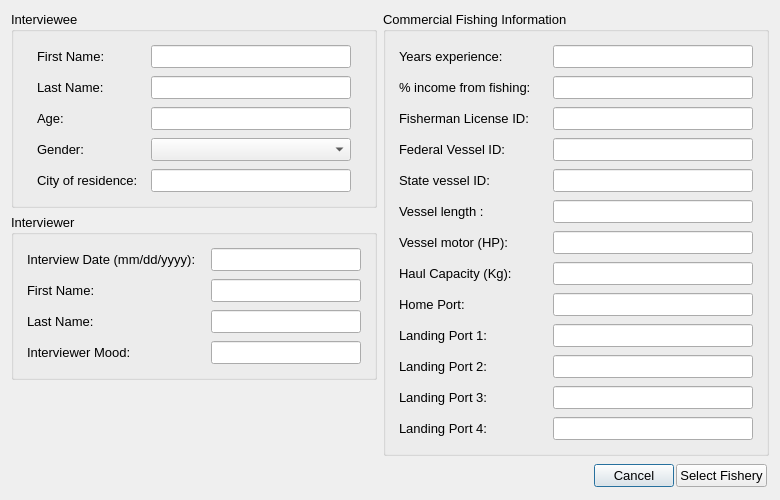
Old version of the form mlpa_scsr_rec_cpfv/Interview/interviewstart.ui in the repository Ecotrust/openoceanmap-desktop.
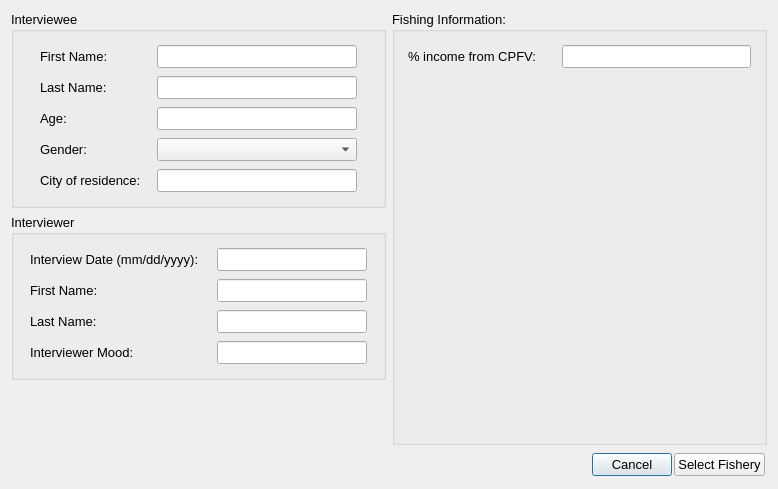
New version of the form.

Commit message: drop comm values, add cpfv form

Diff of the .ui file:
```diff
--- a/mlpa_scsr_rec_cpfv/Interview/interviewstart.ui
+++ b/mlpa_scsr_rec_cpfv/Interview/interviewstart.ui
@@ -6,20 +6,20 @@
    <rect>
     <x>0</x>
     <y>0</y>
-    <width>774</width>
-    <height>497</height>
+    <width>778</width>
+    <height>489</height>
    </rect>
   </property>
   <property name="windowTitle" >
    <string>OpenOceanMap - Interview</string>
   </property>
-  <layout class="QVBoxLayout" name="verticalLayout_3" >
+  <layout class="QVBoxLayout" >
    <item>
-    <layout class="QHBoxLayout" name="horizontalLayout" >
+    <layout class="QHBoxLayout" >
      <item>
-      <layout class="QVBoxLayout" name="verticalLayout_6" >
+      <layout class="QVBoxLayout" >
        <item>
-        <layout class="QVBoxLayout" name="verticalLayout_4" >
+        <layout class="QVBoxLayout" >
          <item>
           <widget class="QGroupBox" name="interviewee" >
            <property name="font" >
@@ -30,7 +30,7 @@
            <property name="title" >
             <string>Interviewee</string>
            </property>
-           <layout class="QVBoxLayout" name="verticalLayout_2" >
+           <layout class="QVBoxLayout" >
             <property name="spacing" >
              <number>0</number>
             </property>
@@ -40,7 +40,16 @@
                <property name="spacing" >
                 <number>4</number>
                </property>
-               <property name="margin" >
+               <property name="leftMargin" >
+                <number>4</number>
+               </property>
+               <property name="topMargin" >
+                <number>4</number>
+               </property>
+               <property name="rightMargin" >
+                <number>4</number>
+               </property>
+               <property name="bottomMargin" >
                 <number>4</number>
                </property>
                <item>
@@ -93,7 +102,16 @@
                <property name="spacing" >
                 <number>4</number>
                </property>
-               <property name="margin" >
+               <property name="leftMargin" >
+                <number>4</number>
+               </property>
+               <property name="topMargin" >
+                <number>4</number>
+               </property>
+               <property name="rightMargin" >
+                <number>4</number>
+               </property>
+               <property name="bottomMargin" >
                 <number>4</number>
                </property>
                <item>
@@ -146,7 +164,16 @@
                <property name="spacing" >
                 <number>4</number>
                </property>
-               <property name="margin" >
+               <property name="leftMargin" >
+                <number>4</number>
+               </property>
+               <property name="topMargin" >
+                <number>4</number>
+               </property>
+               <property name="rightMargin" >
+                <number>4</number>
+               </property>
+               <property name="bottomMargin" >
                 <number>4</number>
                </property>
                <item>
@@ -199,7 +226,16 @@
                <property name="spacing" >
                 <number>4</number>
                </property>
-               <property name="margin" >
+               <property name="leftMargin" >
+                <number>4</number>
+               </property>
+               <property name="topMargin" >
+                <number>4</number>
+               </property>
+               <property name="rightMargin" >
+                <number>4</number>
+               </property>
+               <property name="bottomMargin" >
                 <number>4</number>
                </property>
                <item>
@@ -251,11 +287,20 @@
             </item>
             <item>
              <widget class="QWidget" native="1" name="age_2" >
-              <layout class="QHBoxLayout" name="_2" >
+              <layout class="QHBoxLayout" >
                <property name="spacing" >
                 <number>4</number>
                </property>
-               <property name="margin" >
+               <property name="leftMargin" >
+                <number>4</number>
+               </property>
+               <property name="topMargin" >
+                <number>4</number>
+               </property>
+               <property name="rightMargin" >
+                <number>4</number>
+               </property>
+               <property name="bottomMargin" >
                 <number>4</number>
                </property>
                <item>
@@ -315,17 +360,26 @@
            <property name="title" >
             <string>Interviewer</string>
            </property>
-           <layout class="QVBoxLayout" name="verticalLayout_5" >
+           <layout class="QVBoxLayout" >
             <property name="spacing" >
              <number>0</number>
             </property>
             <item>
              <widget class="QWidget" native="1" name="interviewee_first_name_2" >
-              <layout class="QHBoxLayout" name="_3" >
+              <layout class="QHBoxLayout" >
                <property name="spacing" >
                 <number>4</number>
                </property>
-               <property name="margin" >
+               <property name="leftMargin" >
+                <number>4</number>
+               </property>
+               <property name="topMargin" >
+                <number>4</number>
+               </property>
+               <property name="rightMargin" >
+                <number>4</number>
+               </property>
+               <property name="bottomMargin" >
                 <number>4</number>
                </property>
                <item>
@@ -374,11 +428,20 @@
             </item>
             <item>
              <widget class="QWidget" native="1" name="interviewee_first_name_3" >
-              <layout class="QHBoxLayout" name="_8" >
+              <layout class="QHBoxLayout" >
                <property name="spacing" >
                 <number>4</number>
                </property>
-               <property name="margin" >
+               <property name="leftMargin" >
+                <number>4</number>
+               </property>
+               <property name="topMargin" >
+                <number>4</number>
+               </property>
+               <property name="rightMargin" >
+                <number>4</number>
+               </property>
+               <property name="bottomMargin" >
                 <number>4</number>
                </property>
                <item>
@@ -427,11 +490,20 @@
             </item>
             <item>
              <widget class="QWidget" native="1" name="interviewee_first_name_4" >
-              <layout class="QHBoxLayout" name="_9" >
+              <layout class="QHBoxLayout" >
                <property name="spacing" >
                 <number>4</number>
                </property>
-               <property name="margin" >
+               <property name="leftMargin" >
+                <number>4</number>
+               </property>
+               <property name="topMargin" >
+                <number>4</number>
+               </property>
+               <property name="rightMargin" >
+                <number>4</number>
+               </property>
+               <property name="bottomMargin" >
                 <number>4</number>
                </property>
                <item>
@@ -480,11 +552,20 @@
             </item>
             <item>
              <widget class="QWidget" native="1" name="interviewee_first_name_5" >
-              <layout class="QHBoxLayout" name="_10" >
+              <layout class="QHBoxLayout" >
                <property name="spacing" >
                 <number>4</number>
                </property>
-               <property name="margin" >
+               <property name="leftMargin" >
+                <number>4</number>
+               </property>
+               <property name="topMargin" >
+                <number>4</number>
+               </property>
+               <property name="rightMargin" >
+                <number>4</number>
+               </property>
+               <property name="bottomMargin" >
                 <number>4</number>
                </property>
                <item>
@@ -537,11 +618,11 @@
         </layout>
        </item>
        <item>
-        <spacer name="verticalSpacer" >
+        <spacer>
          <property name="orientation" >
           <enum>Qt::Vertical</enum>
          </property>
-         <property name="sizeHint" stdset="0" >
+         <property name="sizeHint" >
           <size>
            <width>20</width>
            <height>40</height>
@@ -559,80 +640,12 @@
         </font>
        </property>
        <property name="title" >
-        <string>Commercial Fishing Information</string>
+        <string>Fishing Information:</string>
        </property>
-       <layout class="QVBoxLayout" name="verticalLayout" >
+       <layout class="QVBoxLayout" >
         <property name="spacing" >
          <number>0</number>
         </property>
-        <item>
-         <widget class="QWidget" native="1" name="home_port_5" >
-          <property name="font" >
-           <font>
-            <pointsize>10</pointsize>
-           </font>
-          </property>
-          <layout class="QHBoxLayout" name="_11" >
-           <property name="spacing" >
-            <number>4</number>
-           </property>
-           <property name="margin" >
-            <number>4</number>
-           </property>
-           <item>
-            <widget class="QLabel" name="years_text" >
-             <property name="minimumSize" >
-              <size>
-               <width>150</width>
-               <height>0</height>
-              </size>
-             </property>
-             <property name="maximumSize" >
-              <size>
-               <width>150</width>
-               <height>16777215</height>
-              </size>
-             </property>
-             <property name="font" >
-              <font>
-               <pointsize>10</pointsize>
-              </font>
-             </property>
-             <property name="text" >
-              <string>Years experience:</string>
-             </property>
-            </widget>
-           </item>
-           <item>
-            <widget class="QLineEdit" name="years_line" >
-             <property name="enabled" >
-              <bool>true</bool>
-             </property>
-             <property name="minimumSize" >
-              <size>
-               <width>100</width>
-               <height>0</height>
-              </size>
-             </property>
-             <property name="maximumSize" >
-              <size>
-               <width>200</width>
-               <height>16777215</height>
-              </size>
-             </property>
-             <property name="font" >
-              <font>
-               <pointsize>10</pointsize>
-              </font>
-             </property>
-             <property name="text" >
-              <string/>
-             </property>
-            </widget>
-           </item>
-          </layout>
-         </widget>
-        </item>
         <item>
          <widget class="QWidget" native="1" name="home_port_2" >
           <property name="font" >
@@ -640,11 +653,20 @@
             <pointsize>10</pointsize>
            </font>
           </property>
-          <layout class="QHBoxLayout" name="_4" >
+          <layout class="QHBoxLayout" >
            <property name="spacing" >
             <number>4</number>
            </property>
-           <property name="margin" >
+           <property name="leftMargin" >
+            <number>4</number>
+           </property>
+           <property name="topMargin" >
+            <number>4</number>
+           </property>
+           <property name="rightMargin" >
+            <number>4</number>
+           </property>
+           <property name="bottomMargin" >
             <number>4</number>
            </property>
            <item>
@@ -667,7 +689,7 @@
               </font>
              </property>
              <property name="text" >
-              <string>% income from fishing:</string>
+              <string>% income from CPFV:</string>
              </property>
             </widget>
            </item>
@@ -702,754 +724,17 @@
          </widget>
         </item>
         <item>
-         <widget class="QWidget" native="1" name="home_port_3" >
-          <property name="font" >
-           <font>
-            <pointsize>10</pointsize>
-           </font>
+         <spacer>
+          <property name="orientation" >
+           <enum>Qt::Vertical</enum>
           </property>
-          <layout class="QHBoxLayout" name="_5" >
-           <property name="spacing" >
-            <number>4</number>
-           </property>
-           <property name="margin" >
-            <number>4</number>
-           </property>
-           <item>
-            <widget class="QLabel" name="fisherman_license_id_text" >
-             <property name="minimumSize" >
-              <size>
-               <width>150</width>
-               <height>0</height>
-              </size>
-             </property>
-             <property name="maximumSize" >
-              <size>
-               <width>150</width>
-               <height>16777215</height>
-              </size>
-             </property>
-             <property name="font" >
-              <font>
-               <pointsize>10</pointsize>
-              </font>
-             </property>
-             <property name="text" >
-              <string>Fisherman License ID:</string>
-             </property>
-            </widget>
-           </item>
-           <item>
-            <widget class="QLineEdit" name="fisherman_license_id_line" >
-             <property name="enabled" >
-              <bool>true</bool>
-             </property>
-             <property name="minimumSize" >
-              <size>
-               <width>200</width>
-               <height>0</height>
-              </size>
-             </property>
-             <property name="maximumSize" >
-              <size>
-               <width>200</width>
-               <height>16777215</height>
-              </size>
-             </property>
-             <property name="font" >
-              <font>
-               <pointsize>10</pointsize>
-              </font>
-             </property>
-             <property name="text" >
-              <string/>
-             </property>
-            </widget>
-           </item>
-          </layout>
-         </widget>
-        </item>
-        <item>
-         <widget class="QWidget" native="1" name="ves_license" >
-          <property name="font" >
-           <font>
-            <pointsize>10</pointsize>
-           </font>
+          <property name="sizeHint" >
+           <size>
+            <width>20</width>
+            <height>40</height>
+           </size>
           </property>
-          <layout class="QHBoxLayout" >
-           <property name="spacing" >
-            <number>4</number>
-           </property>
-           <property name="margin" >
-            <number>4</number>
-           </property>
-           <item>
-            <widget class="QLabel" name="federal_vessel_id_text" >
-             <property name="minimumSize" >
-              <size>
-               <width>150</width>
-               <height>0</height>
-              </size>
-             </property>
-             <property name="maximumSize" >
-              <size>
-               <width>150</width>
-               <height>16777215</height>
-              </size>
-             </property>
-             <property name="font" >
-              <font>
-               <pointsize>10</pointsize>
-              </font>
-             </property>
-             <property name="text" >
-              <string>Federal Vessel ID:</string>
-             </property>
-            </widget>
-           </item>
-           <item>
-            <widget class="QLineEdit" name="federal_vessel_id_line" >
-             <property name="enabled" >
-              <bool>true</bool>
-             </property>
-             <property name="minimumSize" >
-              <size>
-               <width>200</width>
-               <height>0</height>
-              </size>
-             </property>
-             <property name="maximumSize" >
-              <size>
-               <width>200</width>
-               <height>16777215</height>
-              </size>
-             </property>
-             <property name="font" >
-              <font>
-               <pointsize>10</pointsize>
-              </font>
-             </property>
-             <property name="text" >
-              <string/>
-             </property>
-            </widget>
-           </item>
-          </layout>
-         </widget>
-        </item>
-        <item>
-         <widget class="QWidget" native="1" name="ves_license_2" >
-          <property name="font" >
-           <font>
-            <pointsize>10</pointsize>
-           </font>
-          </property>
-          <layout class="QHBoxLayout" name="_13" >
-           <property name="spacing" >
-            <number>4</number>
-           </property>
-           <property name="margin" >
-            <number>4</number>
-           </property>
-           <item>
-            <widget class="QLabel" name="state_vessel_id_text" >
-             <property name="minimumSize" >
-              <size>
-               <width>150</width>
-               <height>0</height>
-              </size>
-             </property>
-             <property name="maximumSize" >
-              <size>
-               <width>150</width>
-               <height>16777215</height>
-              </size>
-             </property>
-             <property name="font" >
-              <font>
-               <pointsize>10</pointsize>
-              </font>
-             </property>
-             <property name="text" >
-              <string>State vessel ID:</string>
-             </property>
-            </widget>
-           </item>
-           <item>
-            <widget class="QLineEdit" name="state_vessel_id_line" >
-             <property name="enabled" >
-              <bool>true</bool>
-             </property>
-             <property name="minimumSize" >
-              <size>
-               <width>200</width>
-               <height>0</height>
-              </size>
-             </property>
-             <property name="maximumSize" >
-              <size>
-               <width>200</width>
-               <height>16777215</height>
-              </size>
-             </property>
-             <property name="font" >
-              <font>
-               <pointsize>10</pointsize>
-              </font>
-             </property>
-             <property name="text" >
-              <string/>
-             </property>
-            </widget>
-           </item>
-          </layout>
-         </widget>
-        </item>
-        <item>
-         <widget class="QWidget" native="1" name="vessel_length" >
-          <property name="font" >
-           <font>
-            <pointsize>10</pointsize>
-           </font>
-          </property>
-          <layout class="QHBoxLayout" >
-           <property name="spacing" >
-            <number>4</number>
-           </property>
-           <property name="margin" >
-            <number>4</number>
-           </property>
-           <item>
-            <widget class="QLabel" name="vessel_length_text" >
-             <property name="minimumSize" >
-              <size>
-               <width>150</width>
-               <height>0</height>
-              </size>
-             </property>
-             <property name="maximumSize" >
-              <size>
-               <width>150</width>
-               <height>16777215</height>
-              </size>
-             </property>
-             <property name="font" >
-              <font>
-               <pointsize>10</pointsize>
-              </font>
-             </property>
-             <property name="text" >
-              <string>Vessel length :</string>
-             </property>
-            </widget>
-           </item>
-           <item>
-            <widget class="QLineEdit" name="vessel_length_line" >
-             <property name="enabled" >
-              <bool>true</bool>
-             </property>
-             <property name="minimumSize" >
-              <size>
-               <width>200</width>
-               <height>0</height>
-              </size>
-             </property>
-             <property name="maximumSize" >
-              <size>
-               <width>200</width>
-               <height>16777215</height>
-              </size>
-             </property>
-             <property name="font" >
-              <font>
-               <pointsize>10</pointsize>
-              </font>
-             </property>
-             <property name="text" >
-              <string/>
-             </property>
-            </widget>
-           </item>
-          </layout>
-         </widget>
-        </item>
-        <item>
-         <widget class="QWidget" native="1" name="vessel_length_2" >
-          <property name="font" >
-           <font>
-            <pointsize>10</pointsize>
-           </font>
-          </property>
-          <layout class="QHBoxLayout" name="_14" >
-           <property name="spacing" >
-            <number>4</number>
-           </property>
-           <property name="margin" >
-            <number>4</number>
-           </property>
-           <item>
-            <widget class="QLabel" name="vessel_motor_text" >
-             <property name="minimumSize" >
-              <size>
-               <width>150</width>
-               <height>0</height>
-              </size>
-             </property>
-             <property name="maximumSize" >
-              <size>
-               <width>150</width>
-               <height>16777215</height>
-              </size>
-             </property>
-             <property name="font" >
-              <font>
-               <pointsize>10</pointsize>
-              </font>
-             </property>
-             <property name="text" >
-              <string>Vessel motor (HP):</string>
-             </property>
-            </widget>
-           </item>
-           <item>
-            <widget class="QLineEdit" name="vessel_motor_line" >
-             <property name="enabled" >
-              <bool>true</bool>
-             </property>
-             <property name="minimumSize" >
-              <size>
-               <width>200</width>
-               <height>0</height>
-              </size>
-             </property>
-             <property name="maximumSize" >
-              <size>
-               <width>200</width>
-               <height>16777215</height>
-              </size>
-             </property>
-             <property name="font" >
-              <font>
-               <pointsize>10</pointsize>
-              </font>
-             </property>
-             <property name="text" >
-              <string/>
-             </property>
-            </widget>
-           </item>
-          </layout>
-         </widget>
-        </item>
-        <item>
-         <widget class="QWidget" native="1" name="vessel_length_3" >
-          <property name="font" >
-           <font>
-            <pointsize>10</pointsize>
-           </font>
-          </property>
-          <layout class="QHBoxLayout" name="_15" >
-           <property name="spacing" >
-            <number>4</number>
-           </property>
-           <property name="margin" >
-            <number>4</number>
-           </property>
-           <item>
-            <widget class="QLabel" name="haul_capacity_text" >
-             <property name="minimumSize" >
-              <size>
-               <width>150</width>
-               <height>0</height>
-              </size>
-             </property>
-             <property name="maximumSize" >
-              <size>
-               <width>150</width>
-               <height>16777215</height>
-              </size>
-             </property>
-             <property name="font" >
-              <font>
-               <pointsize>10</pointsize>
-              </font>
-             </property>
-             <property name="text" >
-              <string>Haul Capacity (Kg):</string>
-             </property>
-            </widget>
-           </item>
-           <item>
-            <widget class="QLineEdit" name="haul_capacity_line" >
-             <property name="enabled" >
-              <bool>true</bool>
-             </property>
-             <property name="minimumSize" >
-              <size>
-               <width>200</width>
-               <height>0</height>
-              </size>
-             </property>
-             <property name="maximumSize" >
-              <size>
-               <width>200</width>
-               <height>16777215</height>
-              </size>
-             </property>
-             <property name="font" >
-              <font>
-               <pointsize>10</pointsize>
-              </font>
-             </property>
-             <property name="text" >
-              <string/>
-             </property>
-            </widget>
-           </item>
-          </layout>
-         </widget>
-        </item>
-        <item>
-         <widget class="QWidget" native="1" name="home_port" >
-          <property name="font" >
-           <font>
-            <pointsize>10</pointsize>
-           </font>
-          </property>
-          <layout class="QHBoxLayout" >
-           <property name="spacing" >
-            <number>4</number>
-           </property>
-           <property name="margin" >
-            <number>4</number>
-           </property>
-           <item>
-            <widget class="QLabel" name="home_port_text" >
-             <property name="minimumSize" >
-              <size>
-               <width>150</width>
-               <height>0</height>
-              </size>
-             </property>
-             <property name="maximumSize" >
-              <size>
-               <width>150</width>
-               <height>16777215</height>
-              </size>
-             </property>
-             <property name="font" >
-              <font>
-               <pointsize>10</pointsize>
-              </font>
-             </property>
-             <property name="text" >
-              <string>Home Port:</string>
-             </property>
-            </widget>
-           </item>
-           <item>
-            <widget class="QLineEdit" name="home_port_line" >
-             <property name="enabled" >
-              <bool>true</bool>
-             </property>
-             <property name="minimumSize" >
-              <size>
-               <width>200</width>
-               <height>0</height>
-              </size>
-             </property>
-             <property name="maximumSize" >
-              <size>
-               <width>200</width>
-               <height>16777215</height>
-              </size>
-             </property>
-             <property name="font" >
-              <font>
-               <pointsize>10</pointsize>
-              </font>
-             </property>
-             <property name="text" >
-              <string/>
-             </property>
-            </widget>
-           </item>
-          </layout>
-         </widget>
-        </item>
-        <item>
-         <widget class="QWidget" native="1" name="home_port_4" >
-          <property name="font" >
-           <font>
-            <pointsize>10</pointsize>
-           </font>
-          </property>
-          <layout class="QHBoxLayout" name="_7" >
-           <property name="spacing" >
-            <number>4</number>
-           </property>
-           <property name="margin" >
-            <number>4</number>
-           </property>
-           <item>
-            <widget class="QLabel" name="landing_port_text" >
-             <property name="minimumSize" >
-              <size>
-               <width>150</width>
-               <height>0</height>
-              </size>
-             </property>
-             <property name="maximumSize" >
-              <size>
-               <width>150</width>
-               <height>16777215</height>
-              </size>
-             </property>
-             <property name="font" >
-              <font>
-               <pointsize>10</pointsize>
-              </font>
-             </property>
-             <property name="text" >
-              <string>Landing Port 1:</string>
-             </property>
-            </widget>
-           </item>
-           <item>
-            <widget class="QLineEdit" name="landing_port_line" >
-             <property name="enabled" >
-              <bool>true</bool>
-             </property>
-             <property name="minimumSize" >
-              <size>
-               <width>200</width>
-               <height>0</height>
-              </size>
-             </property>
-             <property name="maximumSize" >
-              <size>
-               <width>200</width>
-               <height>16777215</height>
-              </size>
-             </property>
-             <property name="font" >
-              <font>
-               <pointsize>10</pointsize>
-              </font>
-             </property>
-             <property name="text" >
-              <string/>
-             </property>
-            </widget>
-           </item>
-          </layout>
-         </widget>
-        </item>
-        <item>
-         <widget class="QWidget" native="1" name="home_port_7" >
-          <property name="font" >
-           <font>
-            <pointsize>10</pointsize>
-           </font>
-          </property>
-          <layout class="QHBoxLayout" name="_16" >
-           <property name="spacing" >
-            <number>4</number>
-           </property>
-           <property name="margin" >
-            <number>4</number>
-           </property>
-           <item>
-            <widget class="QLabel" name="landing_port_text_2" >
-             <property name="minimumSize" >
-              <size>
-               <width>150</width>
-               <height>0</height>
-              </size>
-             </property>
-             <property name="maximumSize" >
-              <size>
-               <width>150</width>
-               <height>16777215</height>
-              </size>
-             </property>
-             <property name="font" >
-              <font>
-               <pointsize>10</pointsize>
-              </font>
-             </property>
-             <property name="text" >
-              <string>Landing Port 2:</string>
-             </property>
-            </widget>
-           </item>
-           <item>
-            <widget class="QLineEdit" name="landing_port_line_2" >
-             <property name="enabled" >
-              <bool>true</bool>
-             </property>
-             <property name="minimumSize" >
-              <size>
-               <width>200</width>
-               <height>0</height>
-              </size>
-             </property>
-             <property name="maximumSize" >
-              <size>
-               <width>200</width>
-               <height>16777215</height>
-              </size>
-             </property>
-             <property name="font" >
-              <font>
-               <pointsize>10</pointsize>
-              </font>
-             </property>
-             <property name="text" >
-              <string/>
-             </property>
-            </widget>
-           </item>
-          </layout>
-          <zorder>landing_port_line_2</zorder>
-          <zorder>landing_port_text_2</zorder>
-         </widget>
-        </item>
-        <item>
-         <widget class="QWidget" native="1" name="home_port_8" >
-          <property name="font" >
-           <font>
-            <pointsize>10</pointsize>
-           </font>
-          </property>
-          <layout class="QHBoxLayout" name="_17" >
-           <property name="spacing" >
-            <number>4</number>
-           </property>
-           <property name="margin" >
-            <number>4</number>
-           </property>
-           <item>
-            <widget class="QLabel" name="landing_port_text_3" >
-             <property name="minimumSize" >
-              <size>
-               <width>150</width>
-               <height>0</height>
-              </size>
-             </property>
-             <property name="maximumSize" >
-              <size>
-               <width>150</width>
-               <height>16777215</height>
-              </size>
-             </property>
-             <property name="font" >
-              <font>
-               <pointsize>10</pointsize>
-              </font>
-             </property>
-             <property name="text" >
-              <string>Landing Port 3:</string>
-             </property>
-            </widget>
-           </item>
-           <item>
-            <widget class="QLineEdit" name="landing_port_line_3" >
-             <property name="enabled" >
-              <bool>true</bool>
-             </property>
-             <property name="minimumSize" >
-              <size>
-               <width>200</width>
-               <height>0</height>
-              </size>
-             </property>
-             <property name="maximumSize" >
-              <size>
-               <width>200</width>
-               <height>16777215</height>
-              </size>
-             </property>
-             <property name="font" >
-              <font>
-               <pointsize>10</pointsize>
-              </font>
-             </property>
-             <property name="text" >
-              <string/>
-             </property>
-            </widget>
-           </item>
-          </layout>
-         </widget>
-        </item>
-        <item>
-         <widget class="QWidget" native="1" name="home_port_9" >
-          <property name="font" >
-           <font>
-            <pointsize>10</pointsize>
-           </font>
-          </property>
-          <layout class="QHBoxLayout" name="_18" >
-           <property name="spacing" >
-            <number>4</number>
-           </property>
-           <property name="margin" >
-            <number>4</number>
-           </property>
-           <item>
-            <widget class="QLabel" name="landing_port_text_4" >
-             <property name="minimumSize" >
-              <size>
-               <width>150</width>
-               <height>0</height>
-              </size>
-             </property>
-             <property name="maximumSize" >
-              <size>
-               <width>150</width>
-               <height>16777215</height>
-              </size>
-             </property>
-             <property name="font" >
-              <font>
-               <pointsize>10</pointsize>
-              </font>
-             </property>
-             <property name="text" >
-              <string>Landing Port 4:</string>
-             </property>
-            </widget>
-           </item>
-           <item>
-            <widget class="QLineEdit" name="landing_port_line_4" >
-             <property name="enabled" >
-              <bool>true</bool>
-             </property>
-             <property name="minimumSize" >
-              <size>
-               <width>200</width>
-               <height>0</height>
-              </size>
-             </property>
-             <property name="maximumSize" >
-              <size>
-               <width>200</width>
-               <height>16777215</height>
-              </size>
-             </property>
-             <property name="font" >
-              <font>
-               <pointsize>10</pointsize>
-              </font>
-             </property>
-             <property name="text" >
-              <string/>
-             </property>
-            </widget>
-           </item>
-          </layout>
-         </widget>
+         </spacer>
         </item>
        </layout>
        <zorder>ves_license</zorder>
@@ -1471,11 +756,20 @@
    </item>
    <item>
     <widget class="QWidget" native="1" name="button_box" >
-     <layout class="QHBoxLayout" name="_19" >
+     <layout class="QHBoxLayout" >
       <property name="spacing" >
        <number>2</number>
       </property>
-      <property name="margin" >
+      <property name="leftMargin" >
+       <number>2</number>
+      </property>
+      <property name="topMargin" >
+       <number>2</number>
+      </property>
+      <property name="rightMargin" >
+       <number>2</number>
+      </property>
+      <property name="bottomMargin" >
        <number>2</number>
       </property>
       <item>
@@ -1483,7 +777,7 @@
         <property name="orientation" >
          <enum>Qt::Horizontal</enum>
         </property>
-        <property name="sizeHint" stdset="0" >
+        <property name="sizeHint" >
          <size>
           <width>40</width>
           <height>20</height>
```
Left out of the diff: 13 changed lines with no effect on the pictures. The commit also changes 3 other files.
